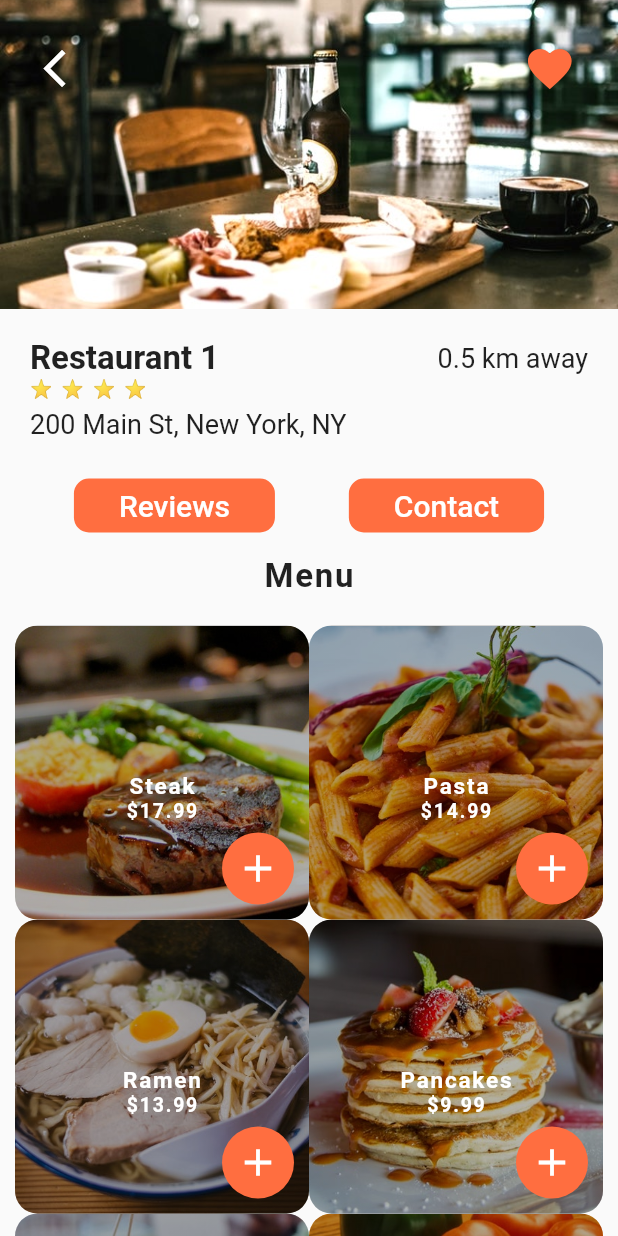
After one commit to raj-vora/food_delivery_ui, a Flutter app: the screen it shows after launch, after a tap on "Restaurant 1", on a phone screen of 412 x 824 dp. The commit adds this screen. Run offline on Flutter 3.47's test engine with Material 2 defaults, Android fonts, the phone set to English and light mode, and no system bars.

Commit message:
restaurant screen

```diff
--- a/lib/screens/home_screen.dart
+++ b/lib/screens/home_screen.dart
@@ -54,7 +54,7 @@ class _HomeScreenState extends State<HomeScreen> {
                     color: Theme.of(context).primaryColor,
                   ),
                 ),
-                hintText: 'Search Food or Restaurants',
+                hintText: 'Food or Restaurants',
                 prefixIcon: Icon(
                   Icons.search,
                   size: 30.0,
@@ -67,7 +67,7 @@ class _HomeScreenState extends State<HomeScreen> {
             ),
           ),
           RecentOrders(),
-          NearbyRestaurants(),
+          NearbyRestaurants(context),
         ],
       ),
     );
--- /dev/null
+++ b/lib/screens/restaurant_screen.dart
@@ -0,0 +1,233 @@
+import 'package:flutter/material.dart';
+import 'package:food_delivery_ui_flutter/models/food.dart';
+import 'package:food_delivery_ui_flutter/models/restaurant.dart';
+import 'package:food_delivery_ui_flutter/widgets/rating_stars.dart';
+
+class RestaurantScreen extends StatefulWidget {
+  final Restaurant restaurant;
+
+  RestaurantScreen({this.restaurant});
+
+  @override
+  _RestaurantScreenState createState() => _RestaurantScreenState();
+}
+
+class _RestaurantScreenState extends State<RestaurantScreen> {
+  Widget _buildMenuItem(Food menuItem) {
+    return Center(
+      child: Stack(
+        alignment: Alignment.center,
+        children: [
+          Container(
+            height: MediaQuery.of(context).size.height / 4,
+            width: MediaQuery.of(context).size.height / 4,
+            decoration: BoxDecoration(
+              image: DecorationImage(
+                image: AssetImage(menuItem.imageUrl),
+                fit: BoxFit.cover,
+              ),
+              borderRadius: BorderRadius.circular(15.0),
+            ),
+          ),
+          Container(
+            height: MediaQuery.of(context).size.height / 4,
+            width: MediaQuery.of(context).size.height / 4,
+            decoration: BoxDecoration(
+              borderRadius: BorderRadius.circular(15.0),
+              gradient: LinearGradient(
+                begin: Alignment.topRight,
+                end: Alignment.bottomLeft,
+                colors: [
+                  Colors.black.withOpacity(0.3),
+                  Colors.black.withOpacity(0.3),
+                  Colors.black.withOpacity(0.3),
+                  Colors.black.withOpacity(0.3),
+                ],
+                stops: [
+                  0.1,
+                  0.5,
+                  0.7,
+                  0.9,
+                ],
+              ),
+            ),
+          ),
+          Positioned(
+            bottom: 65.0,
+            child: Column(
+              children: [
+                Text(
+                  menuItem.name,
+                  style: TextStyle(
+                    color: Colors.white,
+                    fontSize: 15.0,
+                    fontWeight: FontWeight.bold,
+                    letterSpacing: 1.2,
+                  ),
+                ),
+                Text(
+                  '\$${menuItem.price}',
+                  style: TextStyle(
+                    color: Colors.white,
+                    fontSize: 13.0,
+                    fontWeight: FontWeight.bold,
+                    letterSpacing: 1.2,
+                  ),
+                ),
+              ],
+            ),
+          ),
+          Positioned(
+            bottom: 10.0,
+            right: 10.0,
+            child: Container(
+              decoration: BoxDecoration(
+                color: Theme.of(context).primaryColor,
+                borderRadius: BorderRadius.circular(30.0),
+              ),
+              child: IconButton(
+                icon: Icon(Icons.add),
+                iconSize: 30.0,
+                color: Colors.white,
+                onPressed: () {},
+              ),
+            ),
+          )
+        ],
+      ),
+    );
+  }
+
+  @override
+  Widget build(BuildContext context) {
+    return Scaffold(
+      body: Column(
+        children: [
+          Stack(
+            children: [
+              Hero(
+                tag: widget.restaurant.imageUrl,
+                child: Image(
+                  height: MediaQuery.of(context).size.height / 4,
+                  width: MediaQuery.of(context).size.width,
+                  image: AssetImage(widget.restaurant.imageUrl),
+                  fit: BoxFit.cover,
+                ),
+              ),
+              Padding(
+                padding: EdgeInsets.symmetric(
+                  horizontal: 20.0,
+                  vertical: 20.0,
+                ),
+                child: Row(
+                  mainAxisAlignment: MainAxisAlignment.spaceBetween,
+                  children: [
+                    IconButton(
+                      icon: Icon(Icons.arrow_back_ios),
+                      onPressed: () => Navigator.pop(context),
+                      color: Colors.white,
+                      iconSize: 30.0,
+                    ),
+                    IconButton(
+                      icon: Icon(Icons.favorite),
+                      onPressed: () {},
+                      color: Theme.of(context).primaryColor,
+                      iconSize: 35.0,
+                    ),
+                  ],
+                ),
+              ),
+            ],
+          ),
+          Padding(
+            padding: EdgeInsets.all(20.0),
+            child: Column(
+              crossAxisAlignment: CrossAxisAlignment.start,
+              children: [
+                Row(
+                  mainAxisAlignment: MainAxisAlignment.spaceBetween,
+                  children: [
+                    Text(
+                      widget.restaurant.name,
+                      style: TextStyle(
+                        fontSize: 22.0,
+                        fontWeight: FontWeight.bold,
+                      ),
+                    ),
+                    Text(
+                      '0.5 km away',
+                      style: TextStyle(fontSize: 18.0),
+                    ),
+                  ],
+                ),
+                RatingStars(widget.restaurant.rating),
+                SizedBox(height: 6.0),
+                Text(
+                  widget.restaurant.address,
+                  style: TextStyle(fontSize: 18.0),
+                ),
+              ],
+            ),
+          ),
+          Row(
+            mainAxisAlignment: MainAxisAlignment.spaceEvenly,
+            children: [
+              FlatButton(
+                padding: EdgeInsets.symmetric(horizontal: 30.0),
+                color: Theme.of(context).primaryColor,
+                shape: RoundedRectangleBorder(
+                  borderRadius: BorderRadius.circular(10.0),
+                ),
+                child: Text(
+                  'Reviews',
+                  style: TextStyle(
+                    color: Colors.white,
+                    fontSize: 20.0,
+                  ),
+                ),
+                onPressed: () {},
+              ),
+              FlatButton(
+                padding: EdgeInsets.symmetric(horizontal: 30.0),
+                color: Theme.of(context).primaryColor,
+                shape: RoundedRectangleBorder(
+                  borderRadius: BorderRadius.circular(10.0),
+                ),
+                child: Text(
+                  'Contact',
+                  style: TextStyle(
+                    color: Colors.white,
+                    fontSize: 20.0,
+                  ),
+                ),
+                onPressed: () {},
+              ),
+            ],
+          ),
+          SizedBox(height: 10.0),
+          Center(
+            child: Text(
+              'Menu',
+              style: TextStyle(
+                fontSize: 22.0,
+                fontWeight: FontWeight.w600,
+                letterSpacing: 1.2,
+              ),
+            ),
+          ),
+          SizedBox(height: 10.0),
+          Expanded(
+            child: GridView.count(
+              padding: EdgeInsets.all(10.0),
+              crossAxisCount: 2,
+              children: List.generate(widget.restaurant.menu.length, (index) {
+                Food food = widget.restaurant.menu[index];
+                return _buildMenuItem(food);
+              }),
+            ),
+          ),
+        ],
+      ),
+    );
+  }
+}
--- a/lib/widgets/nearby_restaurants.dart
+++ b/lib/widgets/nearby_restaurants.dart
@@ -1,13 +1,25 @@
 import 'package:flutter/material.dart';
 import 'package:food_delivery_ui_flutter/data/data.dart';
+import 'package:food_delivery_ui_flutter/screens/restaurant_screen.dart';
 import 'package:food_delivery_ui_flutter/widgets/rating_stars.dart';
 
 class NearbyRestaurants extends StatelessWidget {
+  final BuildContext context;
+
+  NearbyRestaurants(this.context);
+
   _buildRestaurants() {
     List<Widget> restaurantList = [];
     restaurants.forEach((restaurant) {
       restaurantList.add(
-        Container(
+        GestureDetector(
+          onTap: () => Navigator.push(
+            context,
+            MaterialPageRoute(
+              builder: (context) => RestaurantScreen(restaurant: restaurant),
+            ),
+          ),
+          child: Container(
             margin: EdgeInsets.symmetric(horizontal: 20.0, vertical: 10.0),
             decoration: BoxDecoration(
               color: Colors.white,
@@ -21,11 +33,14 @@ class NearbyRestaurants extends StatelessWidget {
               children: [
                 ClipRRect(
                   borderRadius: BorderRadius.circular(15.0),
+                  child: Hero(
+                    tag: restaurant.imageUrl,
                     child: Image(
-                  height: 100.0,
-                  width: 100.0,
+                      height: MediaQuery.of(context).size.height / 5,
+                      width: MediaQuery.of(context).size.height / 5,
                       image: AssetImage(restaurant.imageUrl),
                       fit: BoxFit.cover,
+                    ),
                   ),
                 ),
                 Container(
@@ -68,6 +83,7 @@ class NearbyRestaurants extends StatelessWidget {
               ],
             ),
           ),
+        ),
       );
     });
     return Column(children: restaurantList);
--- a/lib/widgets/recent_orders.dart
+++ b/lib/widgets/recent_orders.dart
@@ -24,8 +24,8 @@ class RecentOrders extends StatelessWidget {
                 ClipRRect(
                   borderRadius: BorderRadius.circular(15.0),
                   child: Image(
-                    height: 100.0,
-                    width: 100.0,
+                    height: MediaQuery.of(context).size.height / 6,
+                    width: MediaQuery.of(context).size.height / 6,
                     fit: BoxFit.cover,
                     image: AssetImage(order.food.imageUrl),
                   ),
```
Lines whose indentation alone changed are shown as unchanged.
